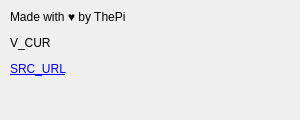
Above: src/gui_about.ui from ThePi1/poe-gem-arbitrage before the change. Below: the same form after it.
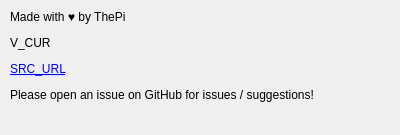
That is the form after the change. Icons and pictures are not drawn.

Diff of the .ui file:
```diff
--- a/src/gui_about.ui
+++ b/src/gui_about.ui
@@ -6,20 +6,20 @@
    <rect>
     <x>0</x>
     <y>0</y>
-    <width>300</width>
-    <height>120</height>
+    <width>400</width>
+    <height>135</height>
    </rect>
   </property>
   <property name="minimumSize">
    <size>
-    <width>300</width>
-    <height>120</height>
+    <width>0</width>
+    <height>0</height>
    </size>
   </property>
   <property name="maximumSize">
    <size>
-    <width>300</width>
-    <height>120</height>
+    <width>400</width>
+    <height>135</height>
    </size>
   </property>
   <property name="windowTitle">
@@ -34,8 +34,8 @@
     <rect>
      <x>10</x>
      <y>10</y>
-     <width>280</width>
-     <height>110</height>
+     <width>381</width>
+     <height>131</height>
     </rect>
    </property>
    <property name="sizePolicy">
@@ -51,7 +51,7 @@
     </size>
    </property>
    <property name="text">
-    <string>&lt;html&gt;&lt;head/&gt;&lt;body&gt;&lt;p&gt;Made with ♥ by ThePi&lt;/p&gt;&lt;p&gt;V_CUR&lt;/p&gt;&lt;p&gt;&lt;a href=&quot;SRC_URL&quot;&gt;&lt;span style=&quot; text-decoration: underline; color:#0000ff;&quot;&gt;SRC_URL&lt;/span&gt;&lt;/a&gt;&lt;/p&gt;&lt;/body&gt;&lt;/html&gt;</string>
+    <string>&lt;html&gt;&lt;head/&gt;&lt;body&gt;&lt;p&gt;Made with ♥ by ThePi&lt;/p&gt;&lt;p&gt;V_CUR&lt;/p&gt;&lt;p&gt;&lt;a href=&quot;SRC_URL&quot;&gt;&lt;span style=&quot; text-decoration: underline; color:#0000ff;&quot;&gt;SRC_URL&lt;/span&gt;&lt;/a&gt;&lt;/p&gt;&lt;p&gt;Please open an issue on GitHub for issues / suggestions!&lt;/p&gt;&lt;/body&gt;&lt;/html&gt;</string>
    </property>
    <property name="scaledContents">
     <bool>false</bool>
```
